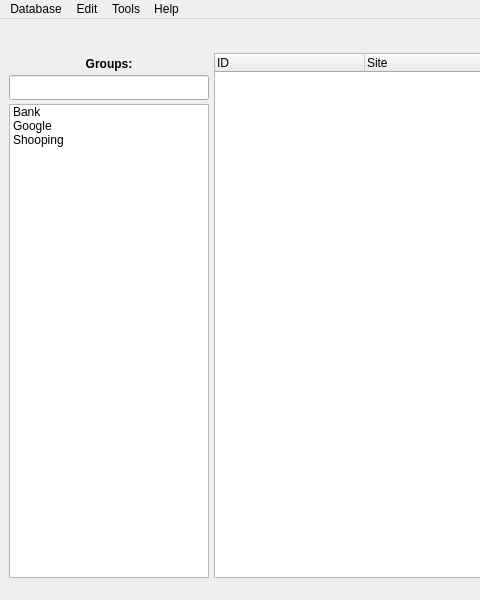
First picture: the form in resources/pastword.ui, repository GeorgeHoneywood/pastword, before the edit; both pictures show x 0 to 480 and y 0 to 600 of the 1167 by 600 pixel window.
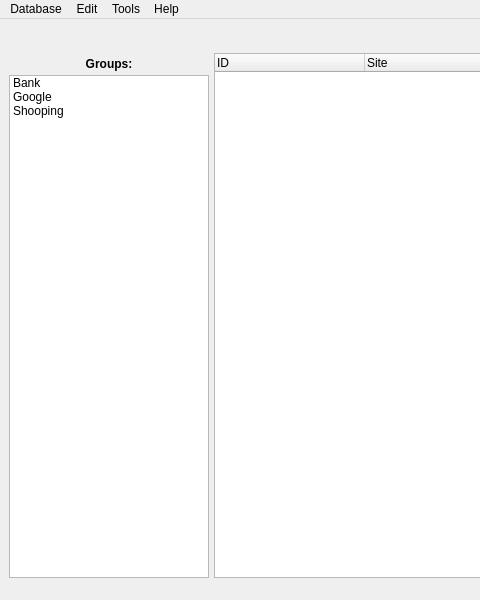
Second picture: the form after the edit. Icons and pictures are not drawn.

Commit message: realised that i'm doing groups wrong, should have options in add entry

What changed in the file:
```diff
--- a/resources/pastword.ui
+++ b/resources/pastword.ui
@@ -133,7 +133,7 @@
        <number>0</number>
       </property>
       <item>
-       <layout class="QVBoxLayout" name="verticalLayout_2" stretch="0,0,0">
+       <layout class="QVBoxLayout" name="verticalLayout_2" stretch="0,0">
         <property name="spacing">
          <number>4</number>
         </property>
@@ -168,28 +168,6 @@
           </property>
          </widget>
         </item>
-        <item>
-         <widget class="QLineEdit" name="txtGroups">
-          <property name="sizePolicy">
-           <sizepolicy hsizetype="Maximum" vsizetype="Fixed">
-            <horstretch>0</horstretch>
-            <verstretch>0</verstretch>
-           </sizepolicy>
-          </property>
-          <property name="minimumSize">
-           <size>
-            <width>50</width>
-            <height>25</height>
-           </size>
-          </property>
-          <property name="maximumSize">
-           <size>
-            <width>200</width>
-            <height>16777215</height>
-           </size>
-          </property>
-         </widget>
-        </item>
         <item>
          <widget class="QListWidget" name="groupList">
           <property name="sizePolicy">
```
